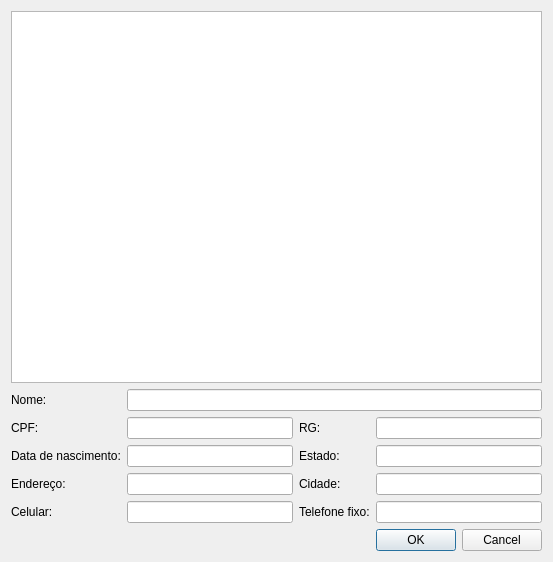
thadeuk/Hortimudas, file src/customer.ui: the form before one commit.
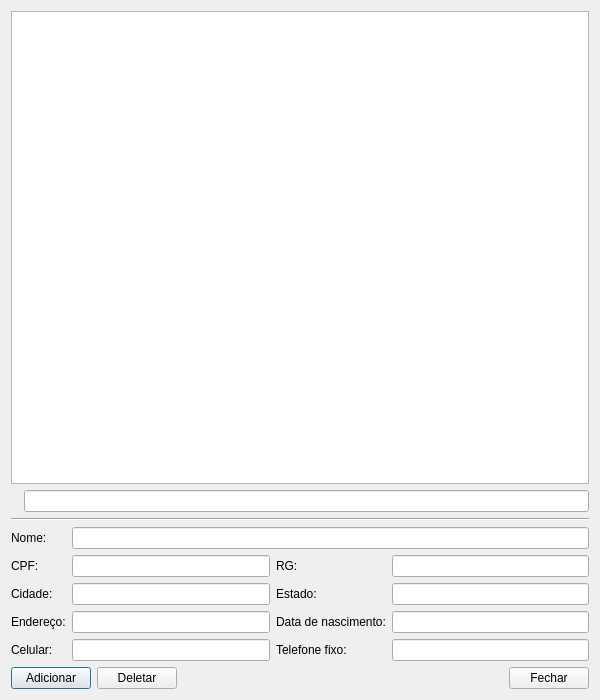
The form after the commit. Icons and pictures are not drawn.

Commit message: add filter and mapper to customer

The edit to the form file:
```diff
--- a/src/customer.ui
+++ b/src/customer.ui
@@ -6,10 +6,16 @@
    <rect>
     <x>0</x>
     <y>0</y>
-    <width>553</width>
-    <height>562</height>
+    <width>600</width>
+    <height>700</height>
    </rect>
   </property>
+  <property name="minimumSize">
+   <size>
+    <width>600</width>
+    <height>600</height>
+   </size>
+  </property>
   <property name="windowTitle">
    <string>Dialog</string>
   </property>
@@ -30,37 +36,62 @@
      </property>
     </widget>
    </item>
+   <item>
+    <layout class="QHBoxLayout" name="horizontalLayout_2">
+     <item>
+      <widget class="QLabel" name="label_10">
+       <property name="enabled">
+        <bool>true</bool>
+       </property>
+       <property name="maximumSize">
+        <size>
+         <width>21</width>
+         <height>21</height>
+        </size>
+       </property>
+       <property name="layoutDirection">
+        <enum>Qt::LeftToRight</enum>
+       </property>
+       <property name="text">
+        <string/>
+       </property>
+       <property name="pixmap">
+        <pixmap resource="icons.qrc">:/new/prefix1/icons/Search-icon.png</pixmap>
+       </property>
+       <property name="scaledContents">
+        <bool>true</bool>
+       </property>
+       <property name="wordWrap">
+        <bool>false</bool>
+       </property>
+      </widget>
+     </item>
+     <item>
+      <widget class="QLineEdit" name="filter"/>
+     </item>
+    </layout>
+   </item>
+   <item>
+    <widget class="Line" name="line">
+     <property name="orientation">
+      <enum>Qt::Horizontal</enum>
+     </property>
+    </widget>
+   </item>
    <item>
     <layout class="QGridLayout" name="gridLayout">
-     <item row="3" column="1">
-      <widget class="QLineEdit" name="lineEdit_4"/>
-     </item>
-     <item row="3" column="2">
-      <widget class="QLabel" name="label_8">
+     <item row="0" column="0">
+      <widget class="QLabel" name="label">
        <property name="text">
-        <string>Cidade:</string>
+        <string>Nome:</string>
        </property>
       </widget>
      </item>
-     <item row="1" column="0">
-      <widget class="QLabel" name="label_2">
-       <property name="text">
-        <string>CPF:</string>
-       </property>
-      </widget>
+     <item row="2" column="1">
+      <widget class="QLineEdit" name="city"/>
      </item>
-     <item row="1" column="3">
-      <widget class="QLineEdit" name="lineEdit_6"/>
-     </item>
-     <item row="1" column="2">
-      <widget class="QLabel" name="label_3">
-       <property name="text">
-        <string>RG:</string>
-       </property>
-      </widget>
-     </item>
-     <item row="1" column="1">
-      <widget class="QLineEdit" name="lineEdit_2"/>
+     <item row="4" column="1">
+      <widget class="QLineEdit" name="mobilePhoneNumber"/>
      </item>
      <item row="4" column="2">
       <widget class="QLabel" name="label_9">
@@ -69,6 +100,9 @@
        </property>
       </widget>
      </item>
+     <item row="3" column="3">
+      <widget class="QLineEdit" name="birthday"/>
+     </item>
      <item row="4" column="0">
       <widget class="QLabel" name="label_6">
        <property name="text">
@@ -76,26 +110,20 @@
        </property>
       </widget>
      </item>
-     <item row="4" column="1">
-      <widget class="QLineEdit" name="lineEdit_5"/>
-     </item>
-     <item row="0" column="1" colspan="3">
-      <widget class="QLineEdit" name="lineEdit"/>
-     </item>
-     <item row="2" column="3">
-      <widget class="QLineEdit" name="lineEdit_7"/>
-     </item>
-     <item row="0" column="0">
-      <widget class="QLabel" name="label">
-       <property name="text">
-        <string>Nome:</string>
-       </property>
-      </widget>
-     </item>
      <item row="2" column="0">
-      <widget class="QLabel" name="label_4">
+      <widget class="QLabel" name="label_8">
        <property name="text">
-        <string>Data de nascimento:</string>
+        <string>Cidade:</string>
+       </property>
+      </widget>
+     </item>
+     <item row="1" column="3">
+      <widget class="QLineEdit" name="rg"/>
+     </item>
+     <item row="1" column="0">
+      <widget class="QLabel" name="label_2">
+       <property name="text">
+        <string>CPF:</string>
        </property>
       </widget>
      </item>
@@ -106,14 +134,31 @@
        </property>
       </widget>
      </item>
-     <item row="2" column="1">
-      <widget class="QLineEdit" name="lineEdit_3"/>
+     <item row="1" column="2">
+      <widget class="QLabel" name="label_3">
+       <property name="text">
+        <string>RG:</string>
+       </property>
+      </widget>
+     </item>
+     <item row="0" column="1" colspan="3">
+      <widget class="QLineEdit" name="name"/>
+     </item>
+     <item row="1" column="1">
+      <widget class="QLineEdit" name="cpf"/>
      </item>
      <item row="4" column="3">
       <widget class="QLineEdit" name="lineEdit_9"/>
      </item>
-     <item row="3" column="3">
-      <widget class="QLineEdit" name="lineEdit_8"/>
+     <item row="3" column="1">
+      <widget class="QLineEdit" name="address"/>
+     </item>
+     <item row="3" column="2">
+      <widget class="QLabel" name="label_4">
+       <property name="text">
+        <string>Data de nascimento:</string>
+       </property>
+      </widget>
      </item>
      <item row="2" column="2">
       <widget class="QLabel" name="label_7">
@@ -122,17 +167,48 @@
        </property>
       </widget>
      </item>
+     <item row="2" column="3">
+      <widget class="QLineEdit" name="state"/>
+     </item>
     </layout>
    </item>
    <item>
-    <widget class="QDialogButtonBox" name="buttonBox">
-     <property name="orientation">
-      <enum>Qt::Horizontal</enum>
-     </property>
-     <property name="standardButtons">
-      <set>QDialogButtonBox::Cancel|QDialogButtonBox::Ok</set>
-     </property>
-    </widget>
+    <layout class="QHBoxLayout" name="horizontalLayout">
+     <item>
+      <widget class="QPushButton" name="addCustomer">
+       <property name="text">
+        <string>Adicionar</string>
+       </property>
+      </widget>
+     </item>
+     <item>
+      <widget class="QPushButton" name="delCustomer">
+       <property name="text">
+        <string>Deletar</string>
+       </property>
+      </widget>
+     </item>
+     <item>
+      <spacer name="horizontalSpacer">
+       <property name="orientation">
+        <enum>Qt::Horizontal</enum>
+       </property>
+       <property name="sizeHint" stdset="0">
+        <size>
+         <width>40</width>
+         <height>20</height>
+        </size>
+       </property>
+      </spacer>
+     </item>
+     <item>
+      <widget class="QPushButton" name="closeButton">
+       <property name="text">
+        <string>Fechar</string>
+       </property>
+      </widget>
+     </item>
+    </layout>
    </item>
   </layout>
  </widget>
```
Left out of the diff: 36 changed lines with no effect on the pictures. The commit also changes 4 other files.
